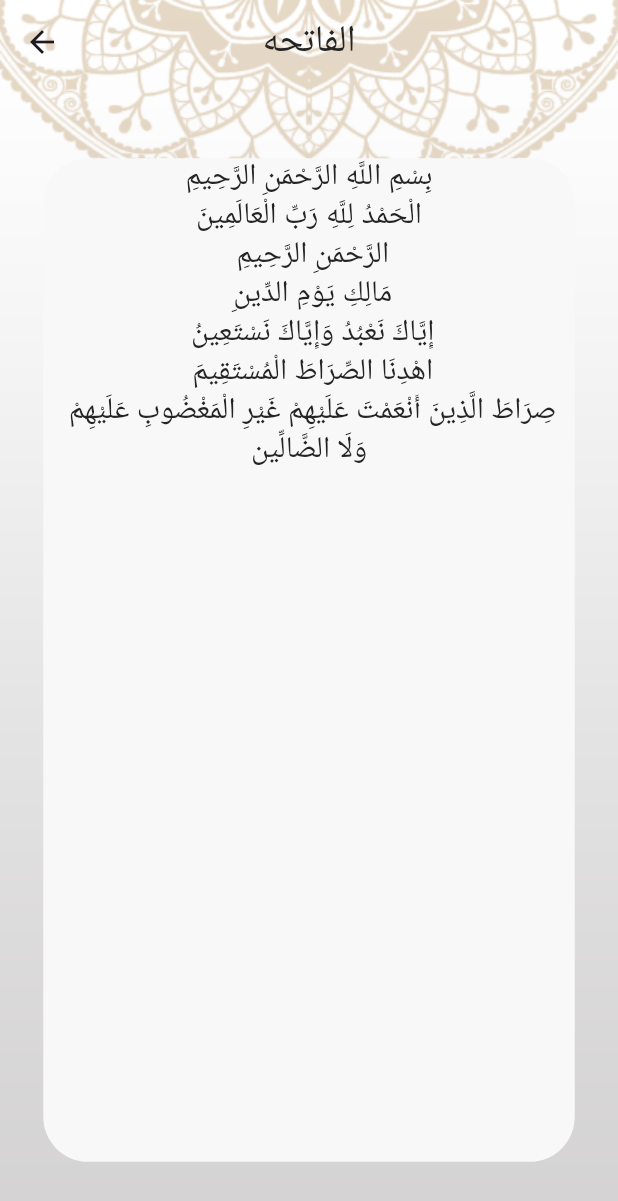
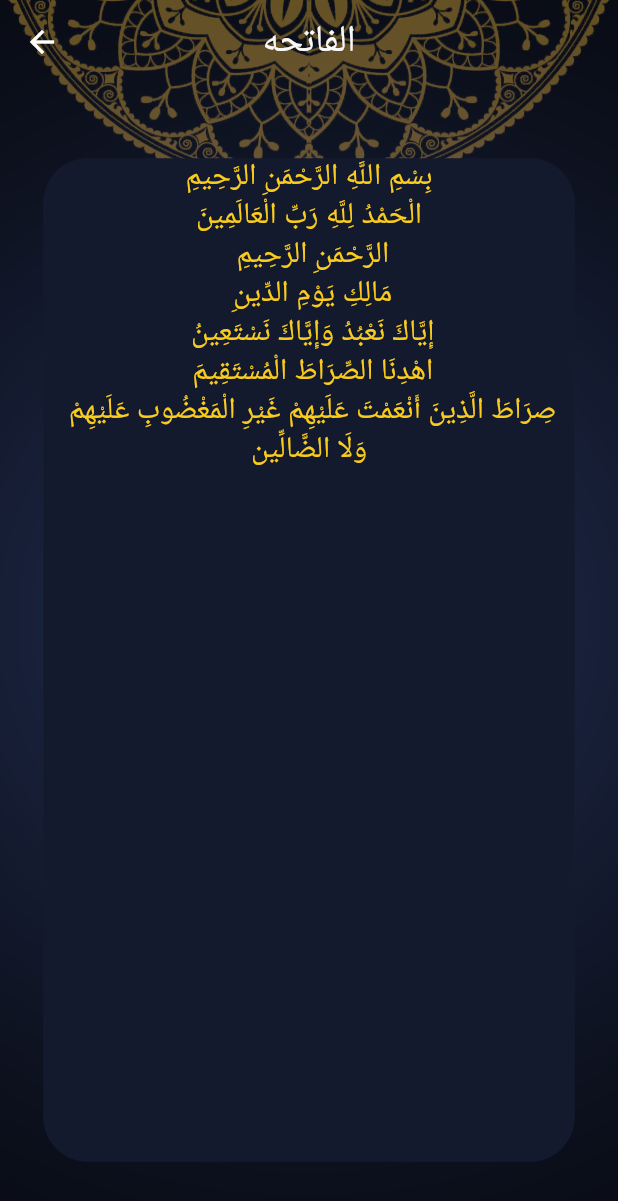
Before and after one commit to Mohamed-Gamal-mc/islamiApp, a Flutter app: the screen it shows after launch, after a tap on "الفاتحه", on a phone screen of 412 x 824 dp. Shown: the top 1201 px of the screen. Run offline on Flutter 3.47's test engine with Material 3 defaults, Android fonts, the phone set to English and light mode, and no system bars; missing offline and left inert: dart:ffi.

Commit message:
preparation_quranTab_and_hadethTab_toDarkMode

```diff
--- a/lib/Home_screen.dart
+++ b/lib/Home_screen.dart
@@ -5,7 +5,9 @@ import 'package:islami_app/tabs/hadeth/hadeth_tab.dart';
 import 'package:islami_app/tabs/quran/quran_tab.dart';
 import 'package:islami_app/tabs/radio/radio_tab.dart';
 import 'package:islami_app/tabs/sebha/sebha_tab.dart';
+import 'package:islami_app/tabs/settings/settings_provider.dart';
 import 'package:islami_app/tabs/settings/settings_tab.dart';
+import 'package:provider/provider.dart';
 
 class HomeScreen extends StatefulWidget {
   static const routeName = "/";
@@ -28,7 +30,8 @@ class _HomeScreenState extends State<HomeScreen> {
     return Container(
       decoration: BoxDecoration(
           image: DecorationImage(
-        image: AssetImage('assets/images/home_screen_background.png'),
+        image: AssetImage(
+            Provider.of<SettingsProvider>(context).backGroundImagePath),
         fit: BoxFit.fill,
       )),
       child: Scaffold(
--- a/lib/app_theme.dart
+++ b/lib/app_theme.dart
@@ -13,6 +13,7 @@ class AppTheme {
       appBarTheme: AppBarTheme(
           shadowColor: Colors.transparent,
           backgroundColor: Colors.transparent,
+          iconTheme: IconThemeData(color: Colors.black),
           centerTitle: true,
           titleTextStyle: TextStyle(
               fontSize: 30, fontWeight: FontWeight.bold, color: Colors.black)),
@@ -29,7 +30,24 @@ class AppTheme {
               fontSize: 20, fontWeight: FontWeight.w400, color: black)));
 
   static ThemeData darkTheme = ThemeData(
+      primaryColor: darkPrimary,
       scaffoldBackgroundColor: Colors.transparent,
-      appBarTheme:
-          AppBarTheme(backgroundColor: Colors.transparent, centerTitle: true));
+      appBarTheme: AppBarTheme(
+          shadowColor: Colors.transparent,
+          backgroundColor: Colors.transparent,
+          iconTheme: IconThemeData(color: Colors.white),
+          centerTitle: true,
+          titleTextStyle: TextStyle(
+              fontSize: 30, fontWeight: FontWeight.bold, color: Colors.white)),
+      bottomNavigationBarTheme: BottomNavigationBarThemeData(
+        backgroundColor: darkPrimary,
+        type: BottomNavigationBarType.fixed,
+        selectedItemColor: gold,
+        unselectedItemColor: wihte,
+      ),
+      textTheme: TextTheme(
+          headlineSmall: TextStyle(
+              fontSize: 25, fontWeight: FontWeight.w400, color: wihte),
+          titleLarge: TextStyle(
+              fontSize: 20, fontWeight: FontWeight.w400, color: gold)));
 }
--- a/lib/main.dart
+++ b/lib/main.dart
@@ -3,15 +3,19 @@ import 'package:islami_app/Home_screen.dart';
 import 'package:islami_app/app_theme.dart';
 import 'package:islami_app/tabs/hadeth/hadeth_details_screen.dart';
 import 'package:islami_app/tabs/quran/sura_details_screen.dart';
+import 'package:islami_app/tabs/settings/settings_provider.dart';
+import 'package:provider/provider.dart';
 
 void main() {
-  runApp(IslamiApp());
+  runApp(ChangeNotifierProvider(
+      create: (_) => SettingsProvider(), child: IslamiApp()));
 }
 
 //adasdsdaasd
 class IslamiApp extends StatelessWidget {
   @override
   Widget build(BuildContext context) {
+    SettingsProvider settingsProvider = Provider.of<SettingsProvider>(context);
     return MaterialApp(
       debugShowCheckedModeBanner: false,
       routes: {
@@ -21,7 +25,7 @@ class IslamiApp extends StatelessWidget {
       },
       theme: AppTheme.lightTheme,
       darkTheme: AppTheme.darkTheme,
-      themeMode: ThemeMode.light,
+      themeMode: settingsProvider.themeMode,
     );
   }
 }
--- a/lib/tabs/hadeth/hadeth_details_screen.dart
+++ b/lib/tabs/hadeth/hadeth_details_screen.dart
@@ -1,18 +1,21 @@
 import 'package:flutter/material.dart';
 import 'package:islami_app/app_theme.dart';
 import 'package:islami_app/tabs/hadeth/hadeth.dart';
+import 'package:islami_app/tabs/settings/settings_provider.dart';
 import 'package:islami_app/widgets/loading_indicator.dart';
+import 'package:provider/provider.dart';
 
 class HadethDetailsScreen extends StatelessWidget {
   static const String routeName = '/hadethDetailsScreen';
 
   @override
   Widget build(BuildContext context) {
+    SettingsProvider settingsProvider = Provider.of<SettingsProvider>(context);
     Hadeth hadeth = ModalRoute.of(context)!.settings.arguments as Hadeth;
     return Container(
         decoration: BoxDecoration(
             image: DecorationImage(
-          image: AssetImage('assets/images/home_screen_background.png'),
+          image: AssetImage(settingsProvider.backGroundImagePath),
           fit: BoxFit.fill,
         )),
         child: Scaffold(
@@ -27,7 +30,10 @@ class HadethDetailsScreen extends StatelessWidget {
                 vertical: MediaQuery.of(context).size.height * 0.06,
                 horizontal: MediaQuery.of(context).size.width * 0.07),
             decoration: BoxDecoration(
-                color: AppTheme.wihte, borderRadius: BorderRadius.circular(30)),
+                color: settingsProvider.isDark
+                    ? AppTheme.darkPrimary
+                    : AppTheme.wihte,
+                borderRadius: BorderRadius.circular(30)),
             child: hadeth.contant.isEmpty
                 ? LoadingIndicator()
                 : ListView.builder(
--- a/lib/tabs/quran/sura_details_screen.dart
+++ b/lib/tabs/quran/sura_details_screen.dart
@@ -2,7 +2,9 @@ import 'package:flutter/material.dart';
 import 'package:flutter/services.dart';
 import 'package:islami_app/app_theme.dart';
 import 'package:islami_app/tabs/quran/quran_tab.dart';
+import 'package:islami_app/tabs/settings/settings_provider.dart';
 import 'package:islami_app/widgets/loading_indicator.dart';
+import 'package:provider/provider.dart';
 
 class SuraDetailsScreen extends StatefulWidget {
   static const String routeName = '/suraDetailsScreen';
@@ -17,12 +19,13 @@ class _SuraDetailsScreenState extends State<SuraDetailsScreen> {
 
   @override
   Widget build(BuildContext context) {
+    SettingsProvider settingsProvider = Provider.of<SettingsProvider>(context);
     args = ModalRoute.of(context)!.settings.arguments as SuraDetailsArgs;
     if (ayat.isEmpty) loadSuraFile();
     return Container(
         decoration: BoxDecoration(
             image: DecorationImage(
-          image: AssetImage('assets/images/home_screen_background.png'),
+          image: AssetImage(settingsProvider.backGroundImagePath),
           fit: BoxFit.fill,
         )),
         child: Scaffold(
@@ -37,7 +40,10 @@ class _SuraDetailsScreenState extends State<SuraDetailsScreen> {
                 vertical: MediaQuery.of(context).size.height * 0.06,
                 horizontal: MediaQuery.of(context).size.width * 0.07),
             decoration: BoxDecoration(
-                color: AppTheme.wihte, borderRadius: BorderRadius.circular(30)),
+                color: settingsProvider.isDark
+                    ? AppTheme.darkPrimary
+                    : AppTheme.wihte,
+                borderRadius: BorderRadius.circular(30)),
             child: ayat.isEmpty
                 ? LoadingIndicator()
                 : ListView.builder(
--- /dev/null
+++ b/lib/tabs/settings/settings_provider.dart
@@ -0,0 +1,13 @@
+import 'package:flutter/material.dart';
+import 'package:flutter/widgets.dart';
+
+class SettingsProvider with ChangeNotifier {
+  ThemeMode themeMode = ThemeMode.dark;
+  bool get isDark => themeMode == ThemeMode.dark;
+  String get backGroundImagePath =>
+      'assets/images/${isDark ? 'home_dark_background' : 'home_screen_background'}.png';
+  void changeThemeMode(ThemeMode selectedThemeMode) {
+    themeMode = selectedThemeMode;
+    notifyListeners();
+  }
+}
--- a/lib/widgets/loading_indicator.dart
+++ b/lib/widgets/loading_indicator.dart
@@ -1,12 +1,17 @@
 import 'package:flutter/material.dart';
+import 'package:islami_app/app_theme.dart';
+import 'package:islami_app/tabs/settings/settings_provider.dart';
+import 'package:provider/provider.dart';
 
 class LoadingIndicator extends StatelessWidget {
   @override
   Widget build(BuildContext context) {
+    SettingsProvider settingsProvider = Provider.of<SettingsProvider>(context);
     return Container(
         alignment: Alignment.center,
         child: CircularProgressIndicator(
-          color: Theme.of(context).primaryColor,
+          color:
+              settingsProvider.isDark ? AppTheme.gold : AppTheme.lightPrimary,
         ));
   }
 }
--- a/pubspec.yaml
+++ b/pubspec.yaml
@@ -36,6 +36,7 @@ dependencies:
   # Use with the CupertinoIcons class for iOS style icons.
   cupertino_icons: ^1.0.2
   flutter_native_splash: ^2.3.7
+  provider: ^6.1.5
 
 dev_dependencies:
   flutter_test:
```
Also changed, not shown: assets/images/home_dark_background.png (added), pubspec.lock.
